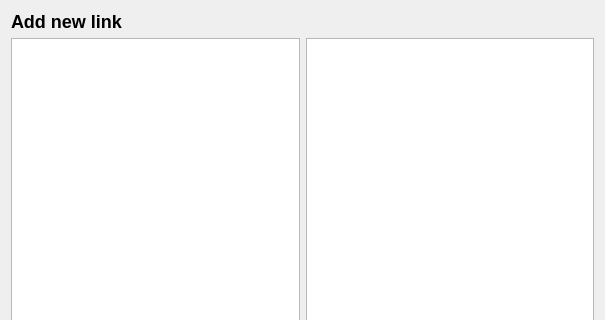
Kristian15/VLN1-Hopur32, file VLN1-H32/addlinkdialog.ui: the form before one commit; both pictures show x 0 to 605 and y 0 to 320 of the 605 by 500 pixel window.
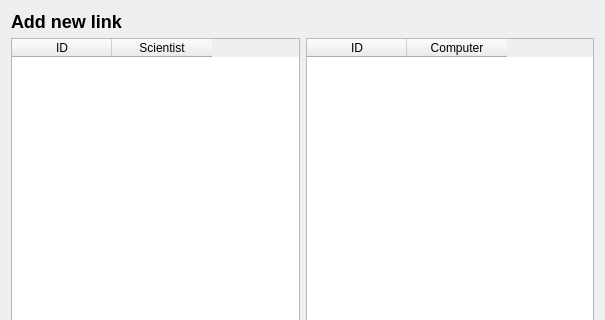
The form after the commit.

Patch:
```diff
--- a/VLN1-H32/addlinkdialog.ui
+++ b/VLN1-H32/addlinkdialog.ui
@@ -17,6 +17,8 @@
    <item>
     <layout class="QVBoxLayout" name="verticalLayout">
      <item>
+      <layout class="QHBoxLayout" name="horizontalLayout_3">
+       <item>
       <widget class="QLabel" name="label">
        <property name="font">
         <font>
@@ -29,12 +31,43 @@
       </widget>
      </item>
      <item>
+        <widget class="QLabel" name="label_linked">
+         <property name="text">
+          <string/>
+         </property>
+        </widget>
+       </item>
+      </layout>
+     </item>
+     <item>
       <layout class="QHBoxLayout" name="horizontalLayout">
        <item>
-        <widget class="QTableWidget" name="table_addLinkScientist"/>
+        <widget class="QTableWidget" name="table_addLinkScientist">
+         <column>
+          <property name="text">
+           <string>ID</string>
+          </property>
+         </column>
+         <column>
+          <property name="text">
+           <string>Scientist</string>
+          </property>
+         </column>
+        </widget>
        </item>
        <item>
-        <widget class="QTableWidget" name="table_addLinkComputer"/>
+        <widget class="QTableWidget" name="table_addLinkComputer">
+         <column>
+          <property name="text">
+           <string>ID</string>
+          </property>
+         </column>
+         <column>
+          <property name="text">
+           <string>Computer</string>
+          </property>
+         </column>
+        </widget>
        </item>
       </layout>
      </item>
```
Lines whose indentation alone changed are shown as unchanged.
